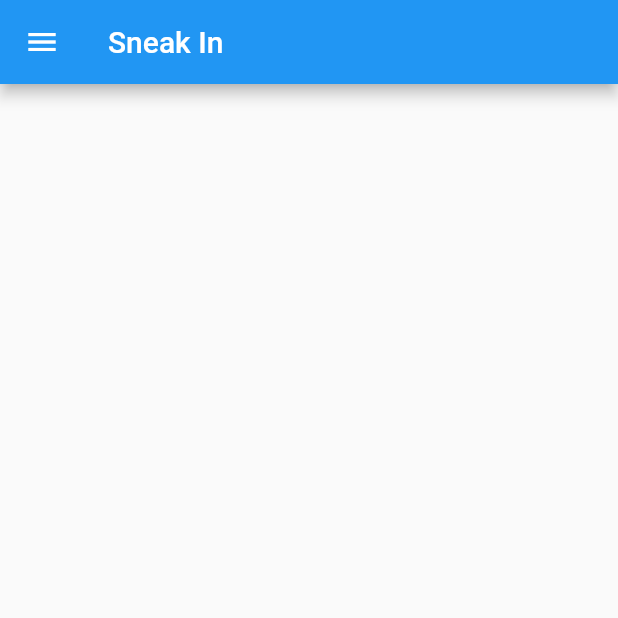
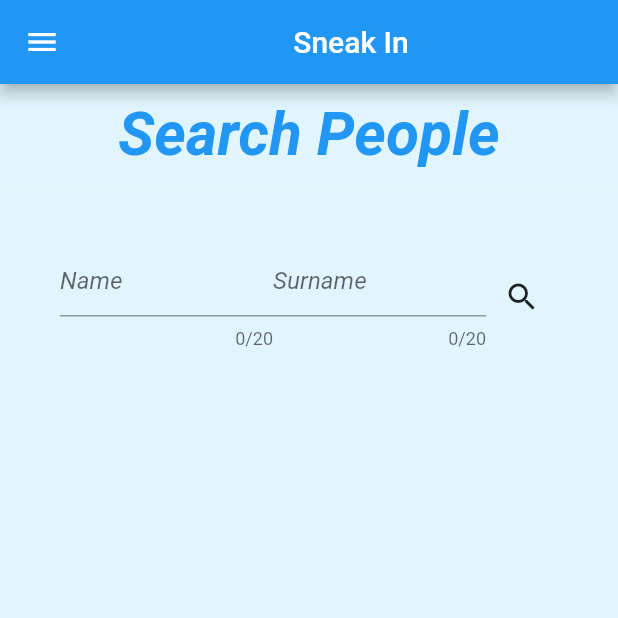
Before and after one commit to tanerezircan/sneakin, a Flutter app: the screen it shows after launch, on a phone screen of 412 x 824 dp, the top half of it. Run offline on Flutter 3.47's test engine with Material 2 defaults, Android fonts, the phone set to English and light mode, and no system bars.

Commit message:
Pages Designed

```diff
--- a/lib/main.dart
+++ b/lib/main.dart
@@ -1,4 +1,7 @@
 import 'package:flutter/material.dart';
+import 'package:sneakin/view/home/sneakHome.dart';
+import 'package:sneakin/view/home/sneakSocialMediaList.dart';
+import 'package:sneakin/view/twitter/twitter.dart';
 
 void main() => runApp(SneakInApplication());
 
@@ -9,33 +12,22 @@ class SneakInApplication extends StatelessWidget {
     return MaterialApp(
       title: 'Sneak In',
       home: SneakHomePage(),
+      initialRoute: "/",
+      routes: {
+        "/sneakSocialMediaList": (context) => SneakSocialMediaListPage(),
+        "/facebook": (context) => SneakHomePage(),
+        "/twitter": (context) => TwitterPage(),
+        "/instagram": (context) => SneakHomePage(),
+        "/linkedIn": (context) => SneakHomePage(),
+        "/youtube": (context) => SneakHomePage(),
+        "/gmail": (context) => SneakHomePage(),
+        "/flickr": (context) => SneakHomePage(),
+        "/pinterest": (context) => SneakHomePage(),
+        "/soundcloud": (context) => SneakHomePage(),
+        "/mynet": (context) => SneakHomePage(),
+        "/hi5": (context) => SneakHomePage(),
+        "/tumblr": (context) => SneakHomePage()
+      },
     );
   }
 }
-
-class SneakHomePage extends StatefulWidget {
-  @override
-  _SneakHomePageState createState() => _SneakHomePageState();
-}
-
-class _SneakHomePageState extends State<SneakHomePage> {
-  @override
-  Widget build(BuildContext context) {
-    return Scaffold(
-      appBar: AppBar(title: Text('Sneak In')),
-      drawer: Drawer(
-        child: ListView(
-          children: <Widget>[
-            UserAccountsDrawerHeader(
-              accountName: Text('Taners'),
-              accountEmail: Text('taners@tenere.com'),
-              currentAccountPicture: CircleAvatar(
-                backgroundImage: NetworkImage('http://i.pravatar.cc/300'),
-              ),
-            ),
-          ],
-        ),
-      ),
-    );
-  }
-}
--- /dev/null
+++ b/lib/view/home/sneakHome.dart
@@ -0,0 +1,206 @@
+import 'package:flutter/material.dart';
+
+class SneakHomePage extends StatefulWidget {
+  @override
+  _SneakHomePageState createState() => _SneakHomePageState();
+}
+
+searchPeople(BuildContext context, [String name, String surname]) {
+  print("name: $name, surname: $surname");
+  Navigator.pushNamed(context, "/sneakSocialMediaList");
+}
+
+class _SneakHomePageState extends State<SneakHomePage> {
+  final nameController = TextEditingController();
+  final surnameController = TextEditingController();
+  final nameGlobalController = GlobalKey<FormState>();
+  final surnameGlobalController = GlobalKey<FormState>();
+
+  @override
+  void dispose() {
+    nameController.dispose();
+    surnameController.dispose();
+    super.dispose();
+  }
+
+  @override
+  Widget build(BuildContext context) {
+    return Scaffold(
+      appBar: AppBar(title: Center(child: Text('Sneak In'))),
+      drawer: Drawer(
+        child: ListView(
+          children: <Widget>[
+            UserAccountsDrawerHeader(
+              accountName: Text('Taners'),
+              accountEmail: Text('taners@tenere.com'),
+              currentAccountPicture: CircleAvatar(
+                backgroundImage: NetworkImage('http://i.pravatar.cc/300'),
+              ),
+            ),
+            RaisedButton(
+              child: Text(
+                "Facebook",
+                textDirection: TextDirection.ltr,
+              ),
+              onPressed: () => {},
+            ),
+            RaisedButton(
+              child: Text(
+                "Twitter",
+                textDirection: TextDirection.ltr,
+              ),
+              onPressed: () => {},
+            ),
+            RaisedButton(
+              child: Text(
+                "Instagram",
+                textDirection: TextDirection.ltr,
+              ),
+              onPressed: () => {},
+            ),
+            RaisedButton(
+              child: Text(
+                "LinkedIn",
+                textDirection: TextDirection.ltr,
+              ),
+              onPressed: () => {},
+            ),
+            RaisedButton(
+              child: Text(
+                "Youtube",
+                textDirection: TextDirection.ltr,
+              ),
+              onPressed: () => {},
+            ),
+            RaisedButton(
+              child: Text(
+                "Gmail",
+                textDirection: TextDirection.ltr,
+              ),
+              onPressed: () => {},
+            ),
+            RaisedButton(
+              child: Text(
+                "Flickr",
+                textDirection: TextDirection.ltr,
+              ),
+              onPressed: () => {},
+            ),
+            RaisedButton(
+              child: Text(
+                "Pinterest",
+                textDirection: TextDirection.ltr,
+              ),
+              onPressed: () => {},
+            ),
+            RaisedButton(
+              child: Text(
+                "Soundcloud",
+                textDirection: TextDirection.ltr,
+              ),
+              onPressed: () => {},
+            ),
+            RaisedButton(
+              child: Text(
+                "Mynet",
+                textDirection: TextDirection.ltr,
+              ),
+              onPressed: () => {},
+            ),
+            RaisedButton(
+              child: Text(
+                "Hi5",
+                textDirection: TextDirection.ltr,
+              ),
+              onPressed: () => {},
+            ),
+            RaisedButton(
+              child: Text(
+                "Tumblr",
+                textDirection: TextDirection.ltr,
+              ),
+              onPressed: () => {},
+            ),
+          ],
+        ),
+      ),
+      body: GestureDetector(
+        child: Column(
+          mainAxisAlignment: MainAxisAlignment.start,
+          children: <Widget>[
+            Container(
+              alignment: Alignment.topCenter,
+              padding: EdgeInsets.all(10.0),
+              color: Colors.lightBlue[50],
+              child: Row(
+                children: <Widget>[
+                  Expanded(
+                      child: Center(
+                    child: Text(
+                      "Search People",
+                      textDirection: TextDirection.ltr,
+                      style: TextStyle(
+                          fontSize: 40,
+                          fontStyle: FontStyle.italic,
+                          color: Colors.blue,
+                          fontWeight: FontWeight.bold),
+                    ),
+                  )),
+                ],
+                textDirection: TextDirection.ltr,
+              ),
+            ),
+            Expanded(
+              child: Container(
+                alignment: Alignment.topCenter,
+                padding: EdgeInsets.all(40.0),
+                color: Colors.lightBlue[50],
+                child: Row(
+                  children: <Widget>[
+                    Expanded(
+                      child: TextField(
+                        maxLength: 20,
+                        textAlign: TextAlign.justify,
+                        style: TextStyle(
+                            fontStyle: FontStyle.italic,
+                            decoration: TextDecoration.none,
+                            color: Colors.black),
+                        controller: nameController,
+                        key: nameGlobalController,
+                        textDirection: TextDirection.ltr,
+                        decoration: InputDecoration(hintText: "Name"),
+                      ),
+                    ),
+                    Expanded(
+                      child: TextField(
+                        maxLength: 20,
+                        textAlign: TextAlign.justify,
+                        style: TextStyle(
+                            fontStyle: FontStyle.italic,
+                            color: Colors.black,
+                            decoration: TextDecoration.none),
+                        controller: surnameController,
+                        key: surnameGlobalController,
+                        textDirection: TextDirection.ltr,
+                        decoration: InputDecoration(hintText: "Surname"),
+                      ),
+                    ),
+                    IconButton(
+                      icon: Icon(Icons.search),
+                      tooltip: 'Search',
+                      onPressed: () {
+                        searchPeople(
+                            context, nameController.text, surnameController.text);
+                      },
+                    ),
+                  ],
+                  textDirection: TextDirection.ltr,
+                ),
+              ),
+            ),
+          ],
+        ),
+      ),
+    );
+  }
+}
```
Also changed, not shown: lib/view/home/sneakSocialMediaList.dart (added, +98 -0 lines), lib/view/twitter/twitter.dart (+29 -0 lines).
